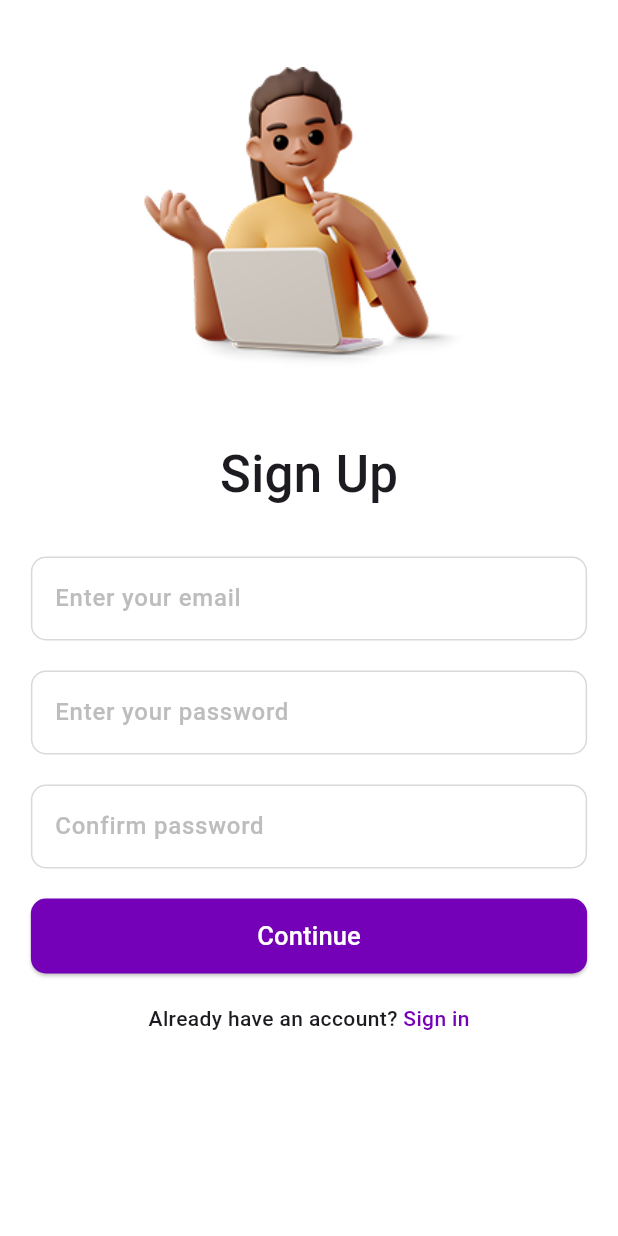
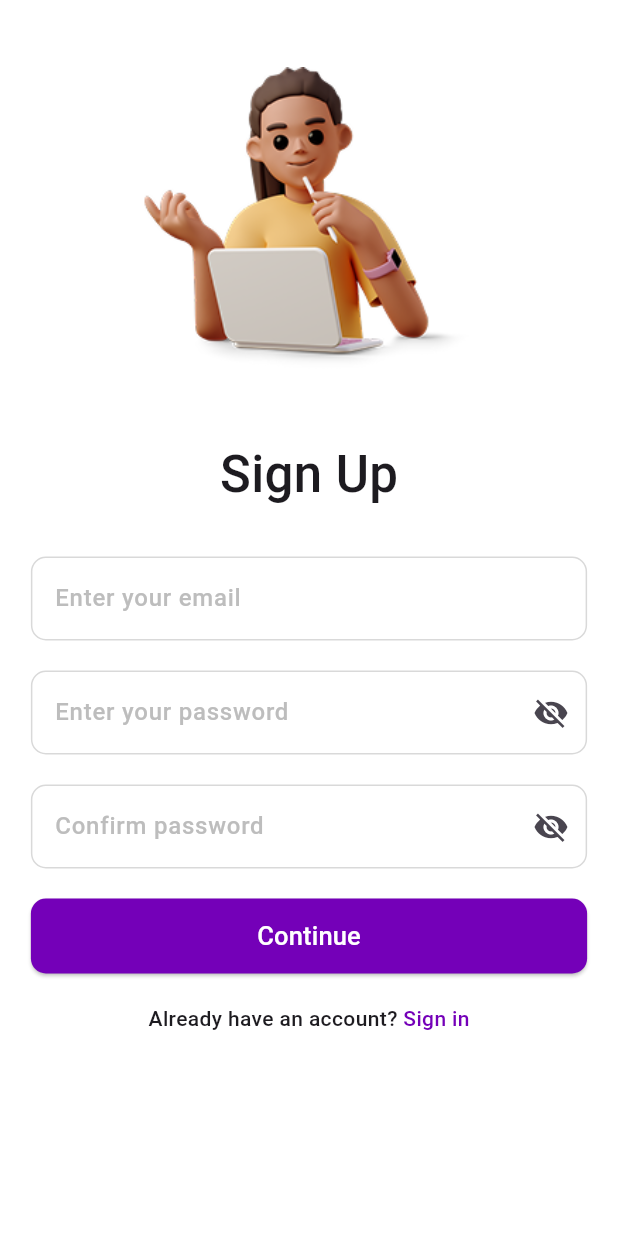
Before and after one commit to Chamod07/Presently, a Flutter app: the SignUpPage screen opened by its route, on a phone screen of 412 x 824 dp. Run offline on Flutter 3.47's test engine with Material 3 defaults, Android fonts, the phone set to English and light mode, and no system bars; our stand-ins replace camera, fl_chart, google_sign_in, image_picker, supabase_flutter; missing offline and left inert: google_mlkit_commons, google_mlkit_pose_detection; accounts and stored records are empty.

Commit message:
Added password visibility functionality in sign up page

```diff
--- a/frontend/flutter_app/lib/components/signin_signup/sign_up.dart
+++ b/frontend/flutter_app/lib/components/signin_signup/sign_up.dart
@@ -18,6 +18,8 @@ class _SignUpPageState extends State<SignUpPage> {
   bool emailError = false;
   bool passwordError = false;
   bool confirmPasswordError = false;
+  bool _obscurePassword = true;
+  bool _obscureConfirmPassword = true;
   String? errorText;
 
   Future<bool> checkIfEmailExists(String email) async {
@@ -196,6 +198,16 @@ class _SignUpPageState extends State<SignUpPage> {
                       color: Color(0xFFBDBDBD),
                       fontFamily: "Roboto",
                     ),
+                    suffixIcon: IconButton(
+                      icon: Icon(
+                        _obscureConfirmPassword ? Icons.visibility_off : Icons.visibility,
+                      ),
+                      onPressed: () {
+                        setState(() {
+                          _obscureConfirmPassword = !_obscurePassword;
+                        });
+                      },
+                    ),
                     border: OutlineInputBorder(
                       borderRadius: BorderRadius.circular(10),
                       borderSide: BorderSide(color: passwordError ? Colors.red : Color(0x26000000)),
@@ -222,6 +234,16 @@ class _SignUpPageState extends State<SignUpPage> {
                     labelStyle: TextStyle(
                       color: Color(0xFFBDBDBD),
                       fontFamily: "Roboto",
+                    ),
+                    suffixIcon: IconButton(
+                      icon: Icon(
+                        _obscurePassword ? Icons.visibility_off : Icons.visibility,
+                      ),
+                      onPressed: () {
+                        setState(() {
+                          _obscurePassword = !_obscurePassword;
+                        });
+                      },
                     ),
                     border: OutlineInputBorder(
                       borderRadius: BorderRadius.circular(10),
```
